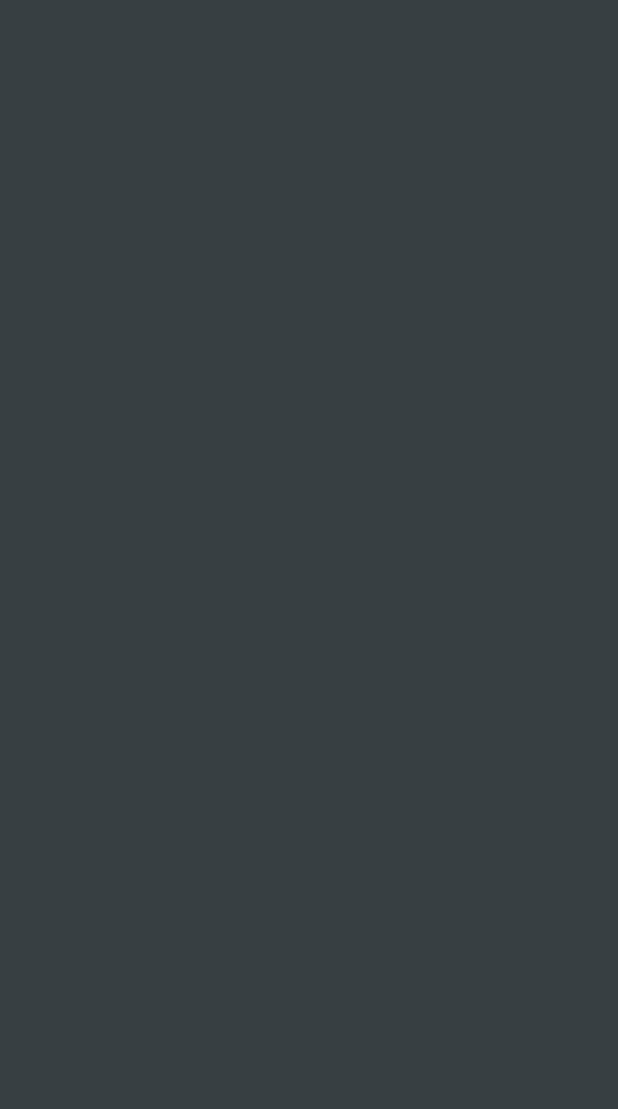
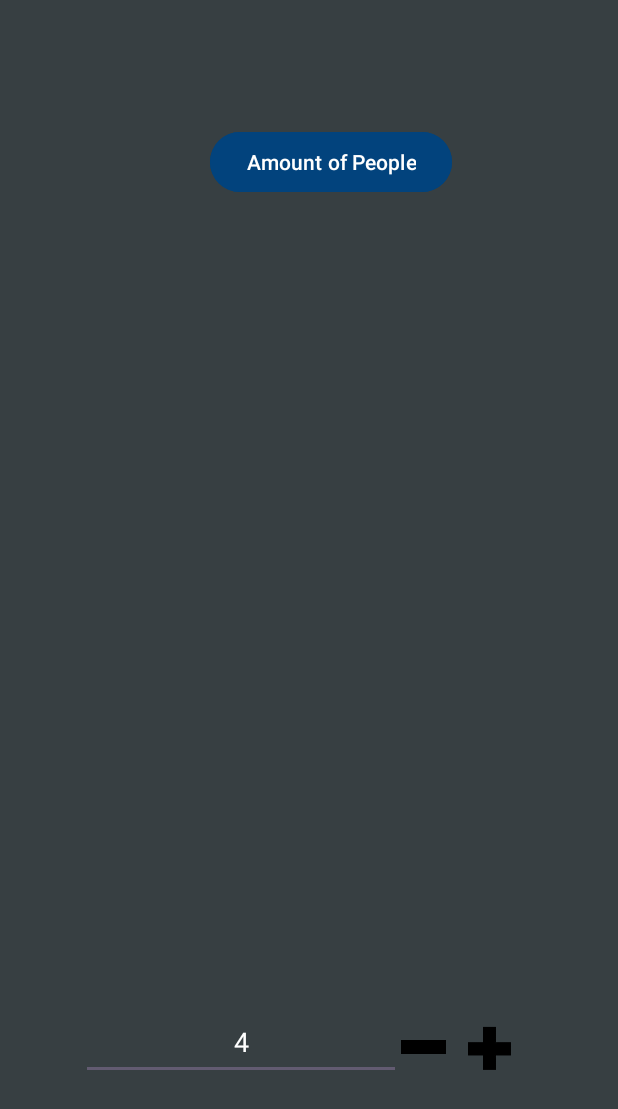
Before and after one commit to N0GN0l/Tip-Calculator, an Android app: the Unevenly_Split_Bill screen opened directly, with no data from a screen before it, on a phone screen of 412 x 824 dp. Before the commit the part shown is empty. Shown: the top 1109 px of the screen. Run offline under Robolectric (Android 15) with nearby library versions, the phone set to English and light mode, and no system bars.

Commit message:
Created rudimentary look for second view

```diff
--- a/app/src/main/res/layout/activity_unevenly_split_bill.xml
+++ b/app/src/main/res/layout/activity_unevenly_split_bill.xml
@@ -8,4 +8,62 @@
     android:background="#373f42"
     tools:context=".Unevenly_Split_Bill">
 
+
+    <Button
+        android:id="@+id/ChangeNumberOfPeople"
+        android:layout_width="wrap_content"
+        android:layout_height="wrap_content"
+        android:layout_marginStart="140dp"
+        android:layout_marginBottom="692dp"
+        android:backgroundTint="#02437D"
+        android:focusable="true"
+        android:text="@string/amount_of_people"
+        app:layout_constraintBottom_toBottomOf="parent"
+        app:layout_constraintStart_toStartOf="parent" />
+
+    <LinearLayout
+        android:id="@+id/CollapsableNumberOfPeople"
+        android:layout_width="match_parent"
+        android:layout_height="200dp"
+        android:layout_marginBottom="4dp"
+        android:gravity="center_horizontal"
+        android:orientation="horizontal"
+        app:layout_constraintBottom_toBottomOf="parent"
+        app:layout_constraintStart_toStartOf="parent">
+
+
+        <EditText
+            android:id="@+id/ChangeableAmountOfPeople"
+            android:layout_width="wrap_content"
+            android:layout_height="50dp"
+            android:layout_marginTop="50dp"
+            android:autofillHints=""
+            android:ems="10"
+            android:inputType="number"
+            android:text="@string/_4"
+            android:textAlignment="center"
+            android:textColor="@color/white" />
+
+        <ImageView
+            android:id="@+id/SubtractFromNumberOfPeople"
+            android:layout_width="30dp"
+            android:layout_height="16dp"
+            android:contentDescription="@string/subtract"
+            android:focusable="true"
+            android:clickable="true"
+            android:layout_marginTop="70dp"
+            android:src="@drawable/subtract" />
+
+        <ImageView
+            android:id="@+id/AddFromAmountOfPeople"
+            android:layout_width="60dp"
+            android:layout_height="57dp"
+            android:contentDescription="@string/add"
+            android:focusable="true"
+            android:clickable="true"
+            android:layout_marginTop="53dp"
+            android:src="@drawable/add" />
+    </LinearLayout>
+
+
 </androidx.constraintlayout.widget.ConstraintLayout>
--- a/app/src/main/res/values/strings.xml
+++ b/app/src/main/res/values/strings.xml
@@ -13,4 +13,5 @@
     <string name="amount_of_people">Amount of People</string>
     <string name="subtract">SUBTRACT</string>
     <string name="add">ADD</string>
+    <string name="uneven_split">Uneven split</string>
 </resources>
```
Also changed, not shown: app/src/main/java/com/example/billcalc/MainActivity.java (+9 -0 lines), app/src/main/java/com/example/billcalc/Unevenly_Split_Bill.java (+7 -0 lines), app/src/main/res/layout/activity_main.xml (+15 -3 lines).
